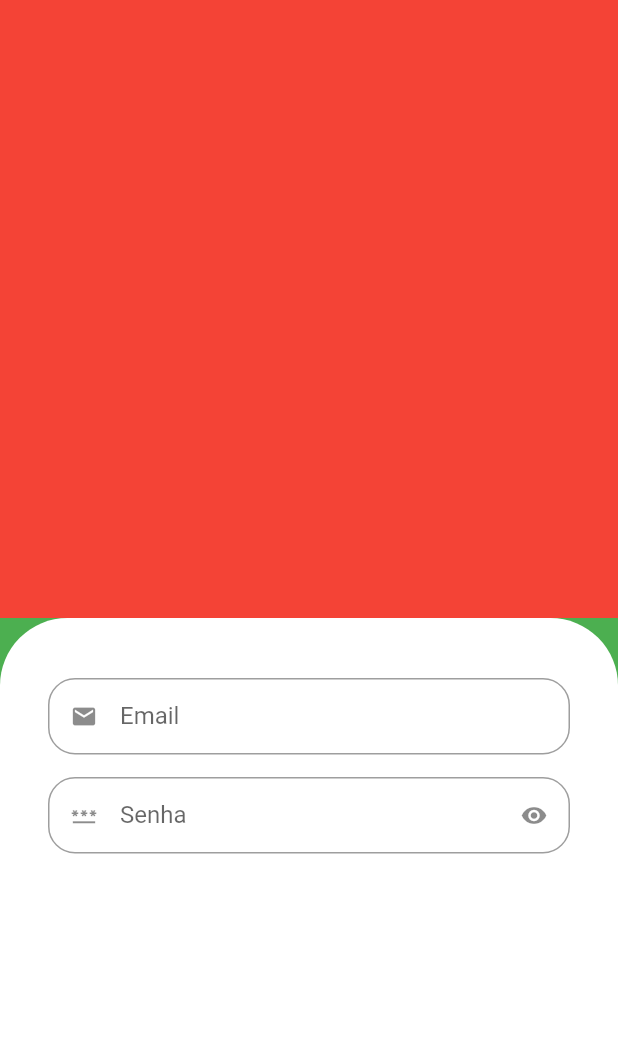
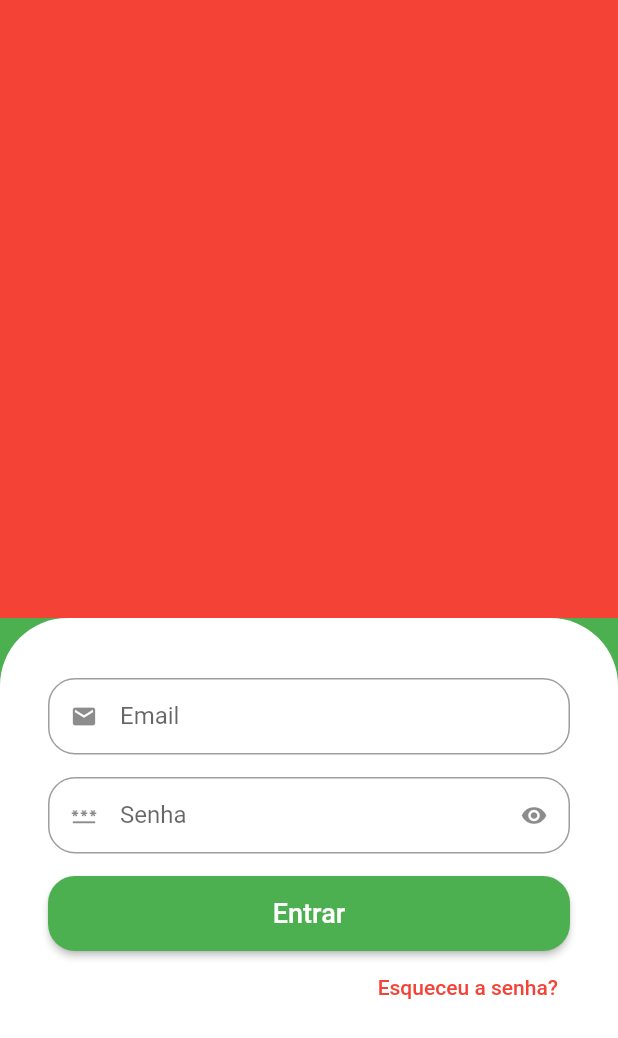
Before and after one commit to rafaelsrabelo/greengrocer, a Flutter app: the screen it shows after launch, on a phone screen of 412 x 824 dp. Shown: the top 1038 px of the screen. Run offline on Flutter 3.47's test engine with Material 2 defaults, Android fonts, the phone set to English and light mode, and no system bars.

Commit message:
creating login and forgot password button

```diff
--- a/lib/src/pages/sign_in_screen.dart
+++ b/lib/src/pages/sign_in_screen.dart
@@ -24,16 +24,38 @@ class SignInScreen extends StatelessWidget {
                   top: Radius.circular(45),
                 )),
             child: Column(
+              crossAxisAlignment: CrossAxisAlignment.stretch,
               children: [
-                CustomTextiField(
+                const CustomTextiField(
                   icon: Icons.email,
                   label: 'Email',
                 ),
-                CustomTextiField(
+                const CustomTextiField(
                   icon: Icons.password,
                   label: 'Senha',
                   isSecret: true,
                 ),
+                SizedBox(
+                  height: 50,
+                  child: ElevatedButton(
+                    style: ElevatedButton.styleFrom(
+                      shape: RoundedRectangleBorder(
+                        borderRadius: BorderRadius.circular(18)
+                      )
+                    ),
+                    onPressed: () {},
+                    child: const Text('Entrar', style: TextStyle(fontSize: 18),)),
+                ),
+                Align(
+                  alignment: Alignment.centerRight,
+                  child: TextButton(
+                    onPressed: () {},
+                    child: Text('Esqueceu a senha?',
+                    style: TextStyle(
+                      color: Colors.red
+                    ),
+                    )),
+                )
               ],
             ),
           ))
```
Also changed, not shown: flutter_01.png (added).
